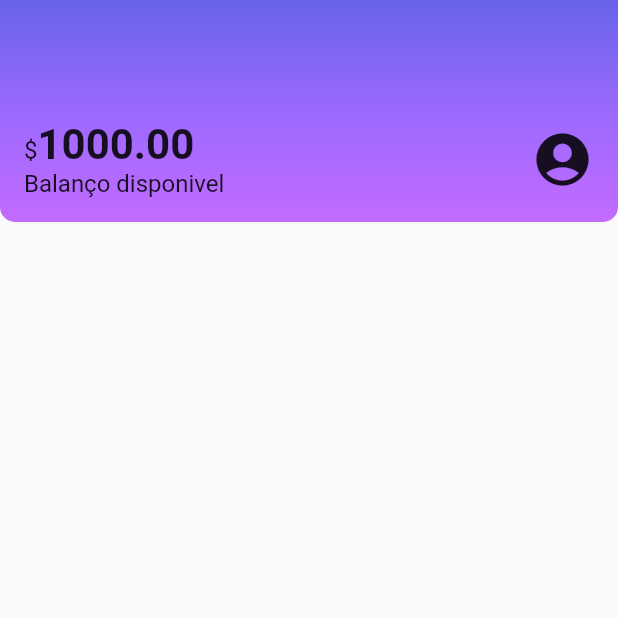
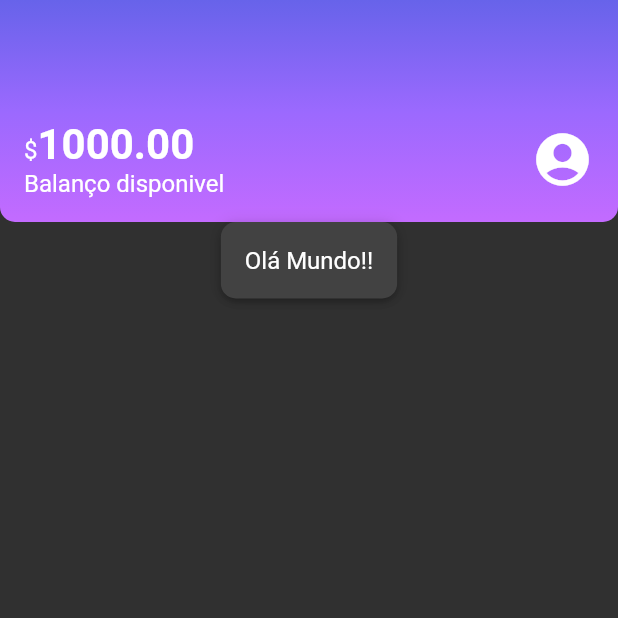
Before and after one commit to DanielMartinsSouza/Flutter, a Flutter app: the screen it shows after launch, on a phone screen of 412 x 824 dp, the top half of it. Run offline on Flutter 3.47's test engine with Material 2 defaults, Android fonts, the phone set to English and light mode, and no system bars; our stand-ins replace logger, shared_preferences, sqflite; missing offline and left inert: http_interceptor; accounts and stored records are empty.

Commit message:
entendo mais sobre o theme e como utilizar para facilitar o desenvolivmento

```diff
--- /dev/null
+++ b/danbank/lib/components/box_card.dart
@@ -0,0 +1,18 @@
+import 'package:flutter/material.dart';
+
+class BoxCard extends StatelessWidget {
+  final Widget boxContent;
+  const BoxCard({Key? key, required this.boxContent}) : super(key: key);
+
+  @override
+  Widget build(BuildContext context) {
+    return Container(
+      padding: const EdgeInsets.all(16),
+      decoration: BoxDecoration(
+          boxShadow: kElevationToShadow[3],
+          borderRadius: BorderRadius.circular(10),
+          color: Theme.of(context).cardColor),
+      child: boxContent,
+    );
+  }
+}
--- a/danbank/lib/components/sections/header.dart
+++ b/danbank/lib/components/sections/header.dart
@@ -1,3 +1,4 @@
+import 'package:danbank/themes/theme_colors.dart';
 import 'package:flutter/material.dart';
 
 class Header extends StatelessWidget {
@@ -10,11 +11,7 @@ class Header extends StatelessWidget {
         gradient: LinearGradient(
           begin: Alignment.topCenter,
           end: Alignment.bottomCenter,
-          colors: <Color>[
-            Color.fromRGBO(103, 99, 234, 1.0),
-            Color.fromRGBO(155, 105, 254, 1.0),
-            Color.fromRGBO(195, 107, 255, 1.0),
-          ],
+          colors: ThemeColors.headerGradient,
         ),
         borderRadius: BorderRadius.vertical(
           bottom: Radius.circular(10),
@@ -32,21 +29,16 @@ class Header extends StatelessWidget {
                 Text.rich(
                   TextSpan(
                     text: "\$",
-                    style: TextStyle(fontSize: 16),
                     children: <TextSpan>[
                       TextSpan(
                         text: "1000.00",
-                        style: TextStyle(
-                          fontSize: 28,
-                          fontWeight: FontWeight.bold,
-                        ),
+                        style: Theme.of(context).textTheme.bodyLarge,
                       ),
                     ],
                   ),
                 ),
                 Text(
                   "Balanço disponivel",
-                  style: TextStyle(fontSize: 16),
                 ),
               ],
             ),
--- a/danbank/lib/main.dart
+++ b/danbank/lib/main.dart
@@ -1,4 +1,5 @@
 import 'package:danbank/screens/home.dart';
+import 'package:danbank/themes/my_theme.dart';
 import 'package:flutter/material.dart';
 
 void main() {
@@ -10,9 +11,10 @@ class Danbank extends StatelessWidget {
 
   @override
   Widget build(BuildContext context) {
-    return const MaterialApp(
+    return MaterialApp(
       title: 'Danbank',
-      home: Home(),
+      theme: MyTheme,
+      home: const Home(),
     );
   }
 }
--- a/danbank/lib/screens/home.dart
+++ b/danbank/lib/screens/home.dart
@@ -1,5 +1,6 @@
 import 'package:danbank/components/sections/header.dart';
 import 'package:flutter/material.dart';
+import 'package:danbank/components/box_card.dart';
 
 class Home extends StatelessWidget {
   const Home({Key? key}) : super(key: key);
@@ -8,9 +9,7 @@ class Home extends StatelessWidget {
   Widget build(BuildContext context) {
     return const Scaffold(
       body: Column(
-        children: <Widget>[
-          Header(),
-        ],
+        children: <Widget>[Header(), BoxCard(boxContent: Text("Olá Mundo!!"))],
       ),
     );
   }
--- /dev/null
+++ b/danbank/lib/themes/my_theme.dart
@@ -0,0 +1,16 @@
+import 'package:danbank/themes/theme_colors.dart';
+import 'package:flutter/material.dart';
+
+ThemeData MyTheme = ThemeData(
+  primarySwatch: ThemeColors.primaryColor,
+  primaryColor: ThemeColors.primaryColor,
+  brightness: Brightness.dark,
+  textTheme: TextTheme(
+      bodyMedium: TextStyle(
+        fontSize: 16,
+      ),
+      bodyLarge: TextStyle(
+        fontSize: 28,
+        fontWeight: FontWeight.bold,
+      )),
+);
--- /dev/null
+++ b/danbank/lib/themes/theme_colors.dart
@@ -0,0 +1,10 @@
+import 'package:flutter/material.dart';
+
+class ThemeColors {
+  static const MaterialColor primaryColor = Colors.purple;
+  static const List<Color> headerGradient = [
+    Color.fromRGBO(103, 99, 234, 1.0),
+    Color.fromRGBO(155, 105, 254, 1.0),
+    Color.fromRGBO(195, 107, 255, 1.0),
+  ];
+}
```
